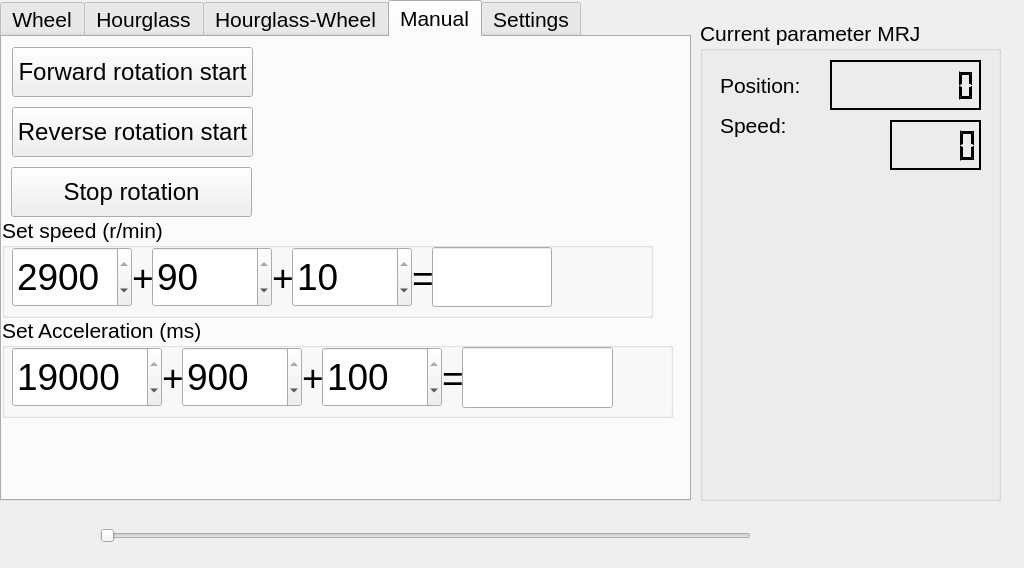
Above: GUI.ui from LeDima/Motor-control-MELSERVO- before the change. Below: the same form after it.
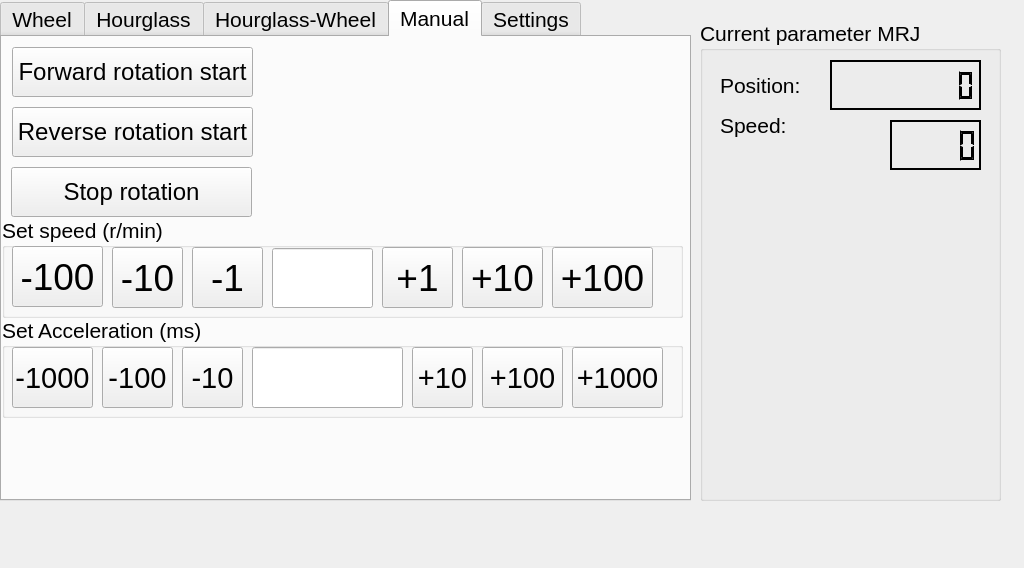
That is the form after the change. The open tabs and pages were chosen to show the change.

The edit to the form file:
```diff
--- a/GUI.ui
+++ b/GUI.ui
@@ -182,7 +182,7 @@
        <rect>
         <x>0</x>
         <y>180</y>
-        <width>651</width>
+        <width>681</width>
         <height>101</height>
        </rect>
       </property>
@@ -192,130 +192,10 @@
       <widget class="QLineEdit" name="lineEdit_Speed_IN">
        <property name="geometry">
         <rect>
-         <x>430</x>
-         <y>30</y>
-         <width>120</width>
-         <height>60</height>
-        </rect>
-       </property>
-       <property name="font">
-        <font>
-         <pointsize>28</pointsize>
-        </font>
-       </property>
-       <property name="dragEnabled">
-        <bool>false</bool>
-       </property>
-       <property name="readOnly">
-        <bool>true</bool>
-       </property>
-      </widget>
-      <widget class="QSpinBox" name="spinBoxSpeed_IN_100X">
-       <property name="geometry">
-        <rect>
-         <x>10</x>
-         <y>30</y>
-         <width>120</width>
-         <height>60</height>
-        </rect>
-       </property>
-       <property name="font">
-        <font>
-         <pointsize>28</pointsize>
-        </font>
-       </property>
-       <property name="minimum">
-        <number>0</number>
-       </property>
-       <property name="maximum">
-        <number>2900</number>
-       </property>
-       <property name="singleStep">
-        <number>100</number>
-       </property>
-       <property name="value">
-        <number>2900</number>
-       </property>
-      </widget>
-      <widget class="QLabel" name="label_6">
-       <property name="geometry">
-        <rect>
-         <x>130</x>
-         <y>40</y>
-         <width>21</width>
-         <height>41</height>
-        </rect>
-       </property>
-       <property name="font">
-        <font>
-         <pointsize>28</pointsize>
-        </font>
-       </property>
-       <property name="text">
-        <string>+</string>
-       </property>
-      </widget>
-      <widget class="QSpinBox" name="spinBoxSpeed_IN_10X">
-       <property name="geometry">
-        <rect>
-         <x>150</x>
-         <y>30</y>
-         <width>120</width>
-         <height>60</height>
-        </rect>
-       </property>
-       <property name="font">
-        <font>
-         <pointsize>28</pointsize>
-        </font>
-       </property>
-       <property name="minimum">
-        <number>0</number>
-       </property>
-       <property name="maximum">
-        <number>90</number>
-       </property>
-       <property name="singleStep">
-        <number>10</number>
-       </property>
-       <property name="value">
-        <number>90</number>
-       </property>
-      </widget>
-      <widget class="QSpinBox" name="spinBoxSpeed_IN_1X">
-       <property name="geometry">
-        <rect>
-         <x>290</x>
-         <y>30</y>
-         <width>120</width>
-         <height>60</height>
-        </rect>
-       </property>
-       <property name="font">
-        <font>
-         <pointsize>28</pointsize>
-        </font>
-       </property>
-       <property name="minimum">
-        <number>0</number>
-       </property>
-       <property name="maximum">
-        <number>10</number>
-       </property>
-       <property name="singleStep">
-        <number>1</number>
-       </property>
-       <property name="value">
-        <number>10</number>
-       </property>
-      </widget>
-      <widget class="QLabel" name="label_7">
-       <property name="geometry">
-        <rect>
          <x>270</x>
-         <y>40</y>
-         <width>21</width>
-         <height>41</height>
+         <y>31</y>
+         <width>101</width>
+         <height>60</height>
         </rect>
        </property>
        <property name="font">
@@ -323,17 +203,38 @@
          <pointsize>28</pointsize>
         </font>
        </property>
+       <property name="dragEnabled">
+        <bool>false</bool>
+       </property>
+       <property name="readOnly">
+        <bool>true</bool>
+       </property>
+      </widget>
+      <widget class="QPushButton" name="button_Speed_m1">
+       <property name="geometry">
+        <rect>
+         <x>190</x>
+         <y>30</y>
+         <width>71</width>
+         <height>61</height>
+        </rect>
+       </property>
+       <property name="font">
+        <font>
+         <pointsize>28</pointsize>
+        </font>
+       </property>
        <property name="text">
-        <string>+</string>
+        <string>-1</string>
        </property>
       </widget>
-      <widget class="QLabel" name="label_8">
+      <widget class="QPushButton" name="button_Speed_m10">
        <property name="geometry">
         <rect>
-         <x>410</x>
-         <y>40</y>
-         <width>21</width>
-         <height>41</height>
+         <x>110</x>
+         <y>30</y>
+         <width>71</width>
+         <height>61</height>
         </rect>
        </property>
        <property name="font">
@@ -342,7 +243,79 @@
         </font>
        </property>
        <property name="text">
-        <string>=</string>
+        <string>-10</string>
+       </property>
+      </widget>
+      <widget class="QPushButton" name="button_Speed_m100">
+       <property name="geometry">
+        <rect>
+         <x>10</x>
+         <y>29</y>
+         <width>91</width>
+         <height>61</height>
+        </rect>
+       </property>
+       <property name="font">
+        <font>
+         <pointsize>28</pointsize>
+        </font>
+       </property>
+       <property name="text">
+        <string>-100</string>
+       </property>
+      </widget>
+      <widget class="QPushButton" name="button_Speed_p1">
+       <property name="geometry">
+        <rect>
+         <x>380</x>
+         <y>30</y>
+         <width>71</width>
+         <height>61</height>
+        </rect>
+       </property>
+       <property name="font">
+        <font>
+         <pointsize>28</pointsize>
+        </font>
+       </property>
+       <property name="text">
+        <string>+1</string>
+       </property>
+      </widget>
+      <widget class="QPushButton" name="button_Speed_p10">
+       <property name="geometry">
+        <rect>
+         <x>460</x>
+         <y>30</y>
+         <width>81</width>
+         <height>61</height>
+        </rect>
+       </property>
+       <property name="font">
+        <font>
+         <pointsize>28</pointsize>
+        </font>
+       </property>
+       <property name="text">
+        <string>+10</string>
+       </property>
+      </widget>
+      <widget class="QPushButton" name="button_Speed_p100">
+       <property name="geometry">
+        <rect>
+         <x>550</x>
+         <y>30</y>
+         <width>101</width>
+         <height>61</height>
+        </rect>
+       </property>
+       <property name="font">
+        <font>
+         <pointsize>28</pointsize>
+        </font>
+       </property>
+       <property name="text">
+        <string>+100</string>
        </property>
       </widget>
      </widget>
@@ -351,134 +324,17 @@
        <rect>
         <x>0</x>
         <y>280</y>
-        <width>671</width>
+        <width>681</width>
         <height>101</height>
        </rect>
       </property>
       <property name="title">
        <string>Set Acceleration (ms)</string>
       </property>
-      <widget class="QSpinBox" name="spinBoxAcceleration_IN_1000X">
-       <property name="geometry">
-        <rect>
-         <x>10</x>
-         <y>30</y>
-         <width>150</width>
-         <height>60</height>
-        </rect>
-       </property>
-       <property name="font">
-        <font>
-         <pointsize>28</pointsize>
-        </font>
-       </property>
-       <property name="minimum">
-        <number>0</number>
-       </property>
-       <property name="maximum">
-        <number>19000</number>
-       </property>
-       <property name="singleStep">
-        <number>1000</number>
-       </property>
-       <property name="value">
-        <number>19000</number>
-       </property>
-      </widget>
-      <widget class="QSpinBox" name="spinBoxAcceleration_IN_100X">
-       <property name="geometry">
-        <rect>
-         <x>180</x>
-         <y>30</y>
-         <width>120</width>
-         <height>60</height>
-        </rect>
-       </property>
-       <property name="font">
-        <font>
-         <pointsize>28</pointsize>
-        </font>
-       </property>
-       <property name="minimum">
-        <number>0</number>
-       </property>
-       <property name="maximum">
-        <number>900</number>
-       </property>
-       <property name="singleStep">
-        <number>100</number>
-       </property>
-       <property name="value">
-        <number>900</number>
-       </property>
-      </widget>
-      <widget class="QSpinBox" name="spinBoxAcceleration_IN_10X">
-       <property name="geometry">
-        <rect>
-         <x>320</x>
-         <y>30</y>
-         <width>120</width>
-         <height>60</height>
-        </rect>
-       </property>
-       <property name="font">
-        <font>
-         <pointsize>28</pointsize>
-        </font>
-       </property>
-       <property name="minimum">
-        <number>0</number>
-       </property>
-       <property name="maximum">
-        <number>100</number>
-       </property>
-       <property name="singleStep">
-        <number>10</number>
-       </property>
-       <property name="value">
-        <number>100</number>
-       </property>
-      </widget>
-      <widget class="QLabel" name="label_10">
-       <property name="geometry">
-        <rect>
-         <x>300</x>
-         <y>40</y>
-         <width>21</width>
-         <height>41</height>
-        </rect>
-       </property>
-       <property name="font">
-        <font>
-         <pointsize>28</pointsize>
-        </font>
-       </property>
-       <property name="text">
-        <string>+</string>
-       </property>
-      </widget>
-      <widget class="QLabel" name="label_9">
-       <property name="geometry">
-        <rect>
-         <x>160</x>
-         <y>40</y>
-         <width>21</width>
-         <height>41</height>
-        </rect>
-       </property>
-       <property name="font">
-        <font>
-         <pointsize>28</pointsize>
-        </font>
-       </property>
-       <property name="text">
-        <string>+</string>
-       </property>
-      </widget>
       <widget class="QLineEdit" name="lineEdit_Acceleration_IN">
        <property name="geometry">
         <rect>
-         <x>460</x>
+         <x>250</x>
          <y>30</y>
          <width>151</width>
          <height>61</height>
@@ -486,7 +342,7 @@
        </property>
        <property name="font">
         <font>
-         <pointsize>28</pointsize>
+         <pointsize>22</pointsize>
         </font>
        </property>
        <property name="dragEnabled">
@@ -496,22 +352,112 @@
         <bool>true</bool>
        </property>
       </widget>
-      <widget class="QLabel" name="label_11">
+      <widget class="QPushButton" name="button_Acceleration_m1000">
        <property name="geometry">
         <rect>
-         <x>440</x>
-         <y>40</y>
-         <width>21</width>
-         <height>41</height>
+         <x>10</x>
+         <y>30</y>
+         <width>81</width>
+         <height>61</height>
         </rect>
        </property>
        <property name="font">
         <font>
-         <pointsize>28</pointsize>
+         <pointsize>22</pointsize>
         </font>
        </property>
        <property name="text">
-        <string>=</string>
+        <string>-1000</string>
+       </property>
+      </widget>
+      <widget class="QPushButton" name="button_Acceleration_m100">
+       <property name="geometry">
+        <rect>
+         <x>100</x>
+         <y>30</y>
+         <width>71</width>
+         <height>61</height>
+        </rect>
+       </property>
+       <property name="font">
+        <font>
+         <pointsize>22</pointsize>
+        </font>
+       </property>
+       <property name="text">
+        <string>-100</string>
+       </property>
+      </widget>
+      <widget class="QPushButton" name="button_Acceleration_m10">
+       <property name="geometry">
+        <rect>
+         <x>180</x>
+         <y>30</y>
+         <width>61</width>
+         <height>61</height>
+        </rect>
+       </property>
+       <property name="font">
+        <font>
+         <pointsize>22</pointsize>
+        </font>
+       </property>
+       <property name="text">
+        <string>-10</string>
+       </property>
+      </widget>
+      <widget class="QPushButton" name="button_Acceleration_p10">
+       <property name="geometry">
+        <rect>
+         <x>410</x>
+         <y>30</y>
+         <width>61</width>
+         <height>61</height>
+        </rect>
+       </property>
+       <property name="font">
+        <font>
+         <pointsize>22</pointsize>
+        </font>
+       </property>
+       <property name="text">
+        <string>+10</string>
+       </property>
+      </widget>
+      <widget class="QPushButton" name="button_Acceleration_p100">
+       <property name="geometry">
+        <rect>
+         <x>480</x>
+         <y>30</y>
+         <width>81</width>
+         <height>61</height>
+        </rect>
+       </property>
+       <property name="font">
+        <font>
+         <pointsize>22</pointsize>
+        </font>
+       </property>
+       <property name="text">
+        <string>+100</string>
+       </property>
+      </widget>
+      <widget class="QPushButton" name="button_Acceleration_p1000">
+       <property name="geometry">
+        <rect>
+         <x>570</x>
+         <y>30</y>
+         <width>91</width>
+         <height>61</height>
+        </rect>
+       </property>
+       <property name="font">
+        <font>
+         <pointsize>22</pointsize>
+        </font>
+       </property>
+       <property name="text">
+        <string>+1000</string>
        </property>
       </widget>
      </widget>
@@ -1251,28 +1197,6 @@
      </property>
     </widget>
    </widget>
-   <widget class="QSlider" name="Acceleration_IN_Slider">
-    <property name="geometry">
-     <rect>
-      <x>100</x>
-      <y>510</y>
-      <width>651</width>
-      <height>51</height>
-     </rect>
-    </property>
-    <property name="maximum">
-     <number>20000</number>
-    </property>
-    <property name="singleStep">
-     <number>10</number>
-    </property>
-    <property name="pageStep">
-     <number>100</number>
-    </property>
-    <property name="orientation">
-     <enum>Qt::Horizontal</enum>
-    </property>
-   </widget>
   </widget>
   <action name="actionasda">
    <property name="text">
```
Left out of the diff: 59 changed lines with no effect on the pictures.
